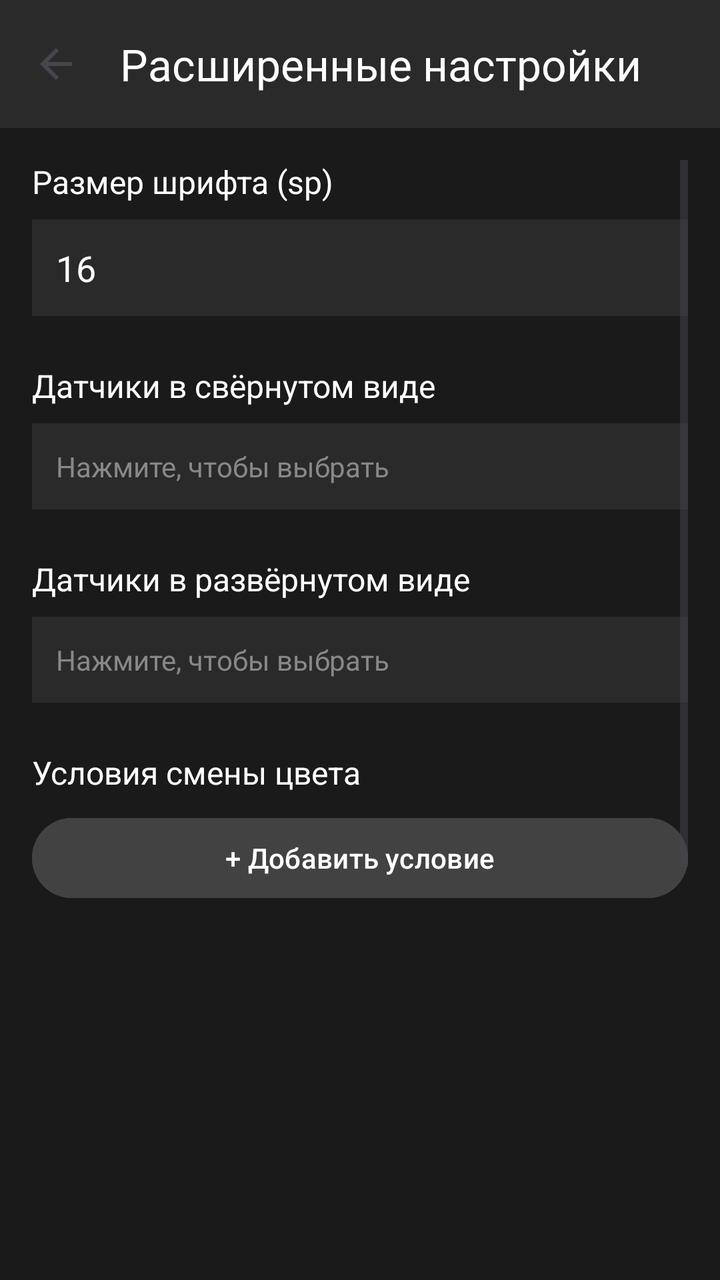
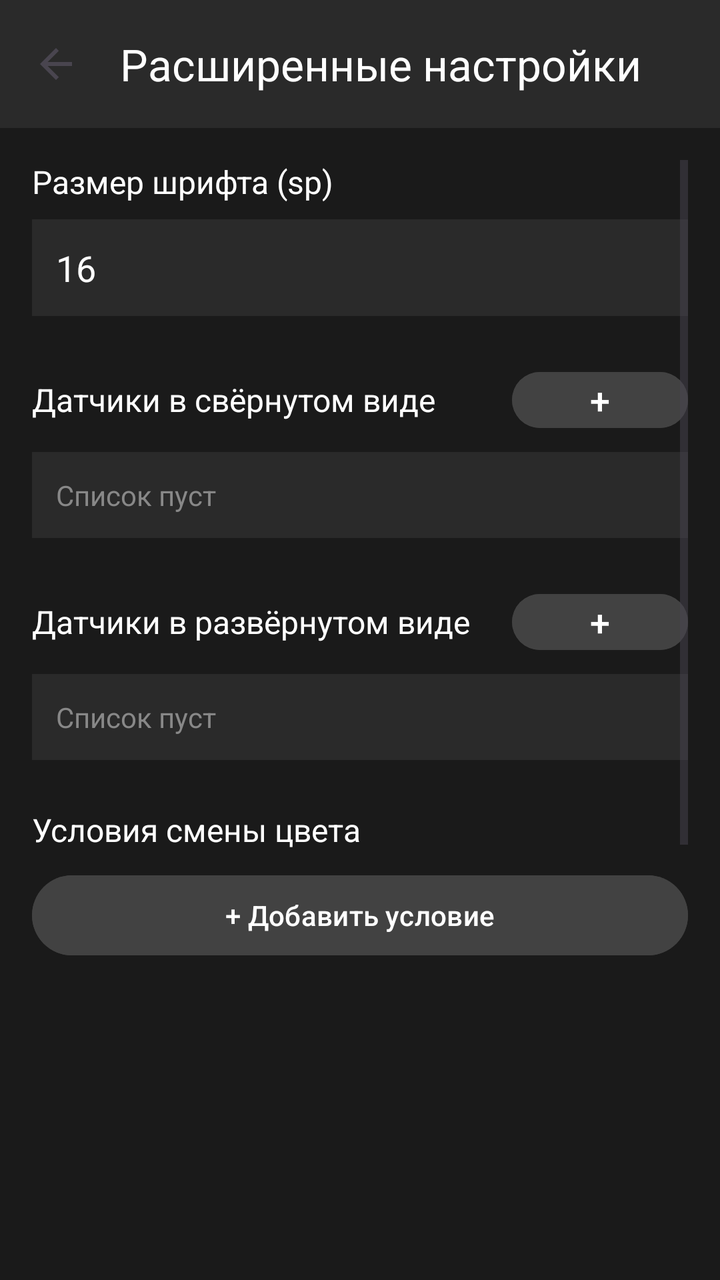

Screens rendered from an Android XML layout before and after an edit, with the pre-edit source and the edit as a unified diff.
<!-- AndroidManifest.xml: application theme Theme.SmartHomeDashboard -->
<!-- res/layout/activity_advanced_widget_settings.xml -->
<?xml version="1.0" encoding="utf-8"?>
<LinearLayout xmlns:android="http://schemas.android.com/apk/res/android"
    xmlns:app="http://schemas.android.com/apk/res-auto"
    android:layout_width="match_parent"
    android:layout_height="match_parent"
    android:orientation="vertical"
    android:background="#1A1A1A">

    <androidx.appcompat.widget.Toolbar
        android:id="@+id/toolbar"
        android:layout_width="match_parent"
        android:layout_height="?attr/actionBarSize"
        android:background="#2A2A2A"
        app:navigationIcon="?attr/homeAsUpIndicator"
        app:title="Расширенные настройки"
        app:titleTextColor="#FFFFFF" />

    <ScrollView
        android:layout_width="match_parent"
        android:layout_height="match_parent"
        android:padding="16dp">

        <LinearLayout
            android:layout_width="match_parent"
            android:layout_height="wrap_content"
            android:orientation="vertical">

            
            <TextView
                android:layout_width="wrap_content"
                android:layout_height="wrap_content"
                android:text="Размер шрифта (sp)"
                android:textColor="#FFFFFF"
                android:textSize="16sp"
                android:layout_marginBottom="8dp" />

            <EditText
                android:id="@+id/etFontSize"
                android:layout_width="match_parent"
                android:layout_height="wrap_content"
                android:background="#2A2A2A"
                android:textColor="#FFFFFF"
                android:padding="12dp"
                android:inputType="number"
                android:text="16" />

            
            <TextView
                android:layout_width="wrap_content"
                android:layout_height="wrap_content"
                android:text="Датчики в свёрнутом виде"
                android:textColor="#FFFFFF"
                android:textSize="16sp"
                android:layout_marginTop="24dp"
                android:layout_marginBottom="8dp" />

            <TextView
                android:id="@+id/tvCollapsedHint"
                android:layout_width="match_parent"
                android:layout_height="wrap_content"
                android:text="Нажмите, чтобы выбрать"
                android:textColor="#888888"
                android:textSize="14sp"
                android:padding="12dp"
                android:background="#2A2A2A" />

            <androidx.recyclerview.widget.RecyclerView
                android:id="@+id/rvCollapsedSensors"
                android:layout_width="match_parent"
                android:layout_height="wrap_content"
                android:layout_marginTop="8dp"
                android:visibility="gone" />

            
            <TextView
                android:layout_width="wrap_content"
                android:layout_height="wrap_content"
                android:text="Датчики в развёрнутом виде"
                android:textColor="#FFFFFF"
                android:textSize="16sp"
                android:layout_marginTop="24dp"
                android:layout_marginBottom="8dp" />

            <TextView
                android:id="@+id/tvExpandedHint"
                android:layout_width="match_parent"
                android:layout_height="wrap_content"
                android:text="Нажмите, чтобы выбрать"
                android:textColor="#888888"
                android:textSize="14sp"
                android:padding="12dp"
                android:background="#2A2A2A" />

            <androidx.recyclerview.widget.RecyclerView
                android:id="@+id/rvExpandedSensors"
                android:layout_width="match_parent"
                android:layout_height="wrap_content"
                android:layout_marginTop="8dp"
                android:visibility="gone" />

            
            <TextView
                android:layout_width="wrap_content"
                android:layout_height="wrap_content"
                android:text="Условия смены цвета"
                android:textColor="#FFFFFF"
                android:textSize="16sp"
                android:layout_marginTop="24dp"
                android:layout_marginBottom="8dp" />

            <Button
                android:id="@+id/btnAddColorRule"
                android:layout_width="match_parent"
                android:layout_height="48dp"
                android:text="+ Добавить условие"
                android:backgroundTint="#424242" />

            <androidx.recyclerview.widget.RecyclerView
                android:id="@+id/rvColorRules"
                android:layout_width="match_parent"
                android:layout_height="300dp"
                android:layout_marginTop="8dp"
                android:nestedScrollingEnabled="true" />

            
            <TextView
                android:layout_width="wrap_content"
                android:layout_height="wrap_content"
                android:text="Источник данных"
                android:textColor="#FFFFFF"
                android:textSize="16sp"
                android:layout_marginTop="24dp"
                android:layout_marginBottom="8dp" />

            <Spinner
                android:id="@+id/spinnerDataSource"
                android:layout_width="match_parent"
                android:layout_height="48dp"
                android:background="#2A2A2A"
                android:entries="@array/data_source_options" />

            
            <LinearLayout
                android:layout_width="match_parent"
                android:layout_height="wrap_content"
                android:orientation="horizontal"
                android:layout_marginTop="32dp">

                <Button
                    android:id="@+id/btnCancel"
                    android:layout_width="0dp"
                    android:layout_height="56dp"
                    android:layout_weight="1"
                    android:layout_marginEnd="8dp"
                    android:text="Отмена"
                    android:backgroundTint="#555555" />

                <Button
                    android:id="@+id/btnSave"
                    android:layout_width="0dp"
                    android:layout_height="56dp"
                    android:layout_weight="1"
                    android:layout_marginStart="8dp"
                    android:text="Сохранить"
                    android:backgroundTint="#4CAF50" />

            </LinearLayout>

        </LinearLayout>
    </ScrollView>
</LinearLayout>
<!-- resources referenced by this layout -->
<resources>
  <string-array name="data_source_options">
          <item>Auto (WebSocket)</item>
          <item>MQTT</item>
      </string-array>
  <style name="Theme.SmartHomeDashboard" parent="Base.Theme.SmartHomeDashboard" />
  <style name="Base.Theme.SmartHomeDashboard" parent="Theme.Material3.DayNight.NoActionBar">
      </style>
</resources>

<!-- the commit's change to res/layout/activity_advanced_widget_settings.xml (unified diff, before → after) -->
@@ -45,24 +45,39 @@
                 android:text="16" />
 
             
-            <TextView
-                android:layout_width="wrap_content"
-                android:layout_height="wrap_content"
-                android:text="Датчики в свёрнутом виде"
-                android:textColor="#FFFFFF"
-                android:textSize="16sp"
-                android:layout_marginTop="24dp"
-                android:layout_marginBottom="8dp" />
+            <LinearLayout
+                android:layout_width="match_parent"
+                android:layout_height="wrap_content"
+                android:orientation="horizontal"
+                android:layout_marginTop="24dp"
+                android:gravity="center_vertical">
+                <TextView
+                    android:layout_width="0dp"
+                    android:layout_height="wrap_content"
+                    android:layout_weight="1"
+                    android:text="Датчики в свёрнутом виде"
+                    android:textColor="#FFFFFF"
+                    android:textSize="16sp" />
+                <Button
+                    android:id="@+id/btnAddCollapsed"
+                    android:layout_width="wrap_content"
+                    android:layout_height="36dp"
+                    android:text="+"
+                    android:textSize="18sp"
+                    android:backgroundTint="#424242"
+                    android:padding="0dp" />
+            </LinearLayout>
 
             <TextView
                 android:id="@+id/tvCollapsedHint"
                 android:layout_width="match_parent"
                 android:layout_height="wrap_content"
-                android:text="Нажмите, чтобы выбрать"
+                android:text="Список пуст"
                 android:textColor="#888888"
                 android:textSize="14sp"
                 android:padding="12dp"
-                android:background="#2A2A2A" />
+                android:background="#2A2A2A"
+                android:layout_marginTop="8dp" />
 
             <androidx.recyclerview.widget.RecyclerView
                 android:id="@+id/rvCollapsedSensors"
@@ -72,24 +87,39 @@
                 android:visibility="gone" />
 
             
-            <TextView
-                android:layout_width="wrap_content"
-                android:layout_height="wrap_content"
-                android:text="Датчики в развёрнутом виде"
-                android:textColor="#FFFFFF"
-                android:textSize="16sp"
-                android:layout_marginTop="24dp"
-                android:layout_marginBottom="8dp" />
+            <LinearLayout
+                android:layout_width="match_parent"
+                android:layout_height="wrap_content"
+                android:orientation="horizontal"
+                android:layout_marginTop="24dp"
+                android:gravity="center_vertical">
+                <TextView
+                    android:layout_width="0dp"
+                    android:layout_height="wrap_content"
+                    android:layout_weight="1"
+                    android:text="Датчики в развёрнутом виде"
+                    android:textColor="#FFFFFF"
+                    android:textSize="16sp" />
+                <Button
+                    android:id="@+id/btnAddExpanded"
+                    android:layout_width="wrap_content"
+                    android:layout_height="36dp"
+                    android:text="+"
+                    android:textSize="18sp"
+                    android:backgroundTint="#424242"
+                    android:padding="0dp" />
+            </LinearLayout>
 
             <TextView
                 android:id="@+id/tvExpandedHint"
                 android:layout_width="match_parent"
                 android:layout_height="wrap_content"
-                android:text="Нажмите, чтобы выбрать"
+                android:text="Список пуст"
                 android:textColor="#888888"
                 android:textSize="14sp"
                 android:padding="12dp"
-                android:background="#2A2A2A" />
+                android:background="#2A2A2A"
+                android:layout_marginTop="8dp" />
 
             <androidx.recyclerview.widget.RecyclerView
                 android:id="@+id/rvExpandedSensors"
